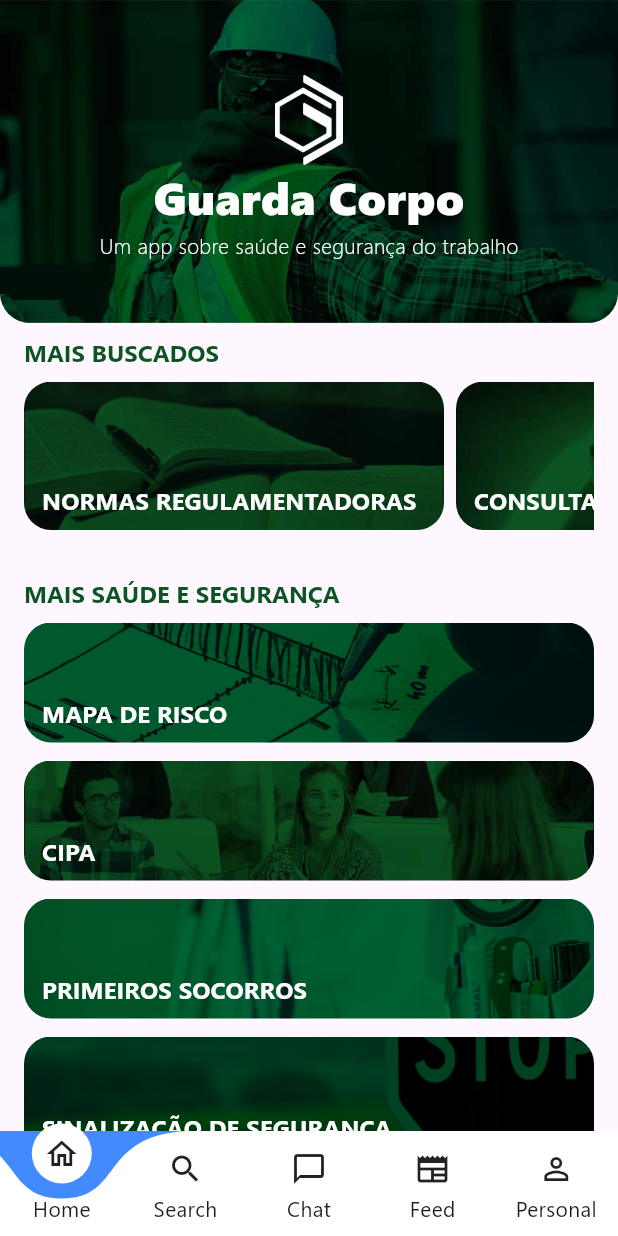
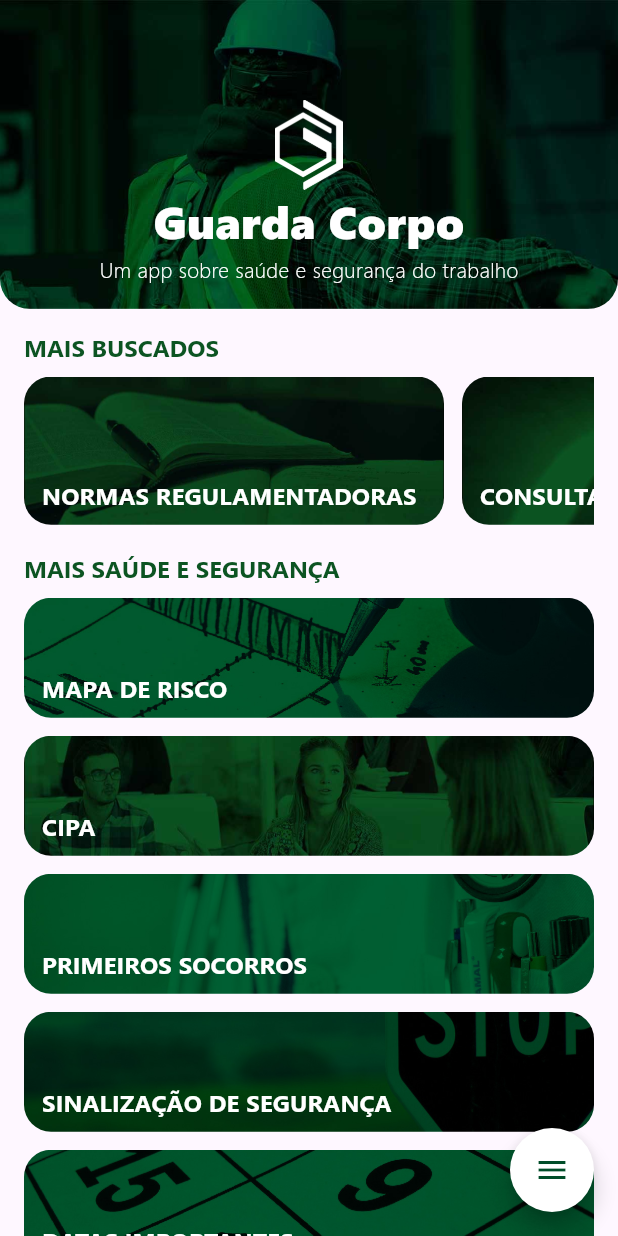
Before and after one commit to albertobezerra/guardacorpo24, a Flutter app: the NavBarPage screen opened directly, on a phone screen of 412 x 824 dp. Run offline on Flutter 3.47's test engine with Material 3 defaults, Android fonts, the phone set to English and light mode, and no system bars; drawn by our look-alikes of curved_labeled_navigation_bar, flutter_speed_dial; our stand-ins replace firebase_auth, firebase_core, google_mobile_ads, introduction_screen, permission_handler, shared_preferences and 1 more; missing offline and left inert: flutter_phone_direct_caller, in_app_update, syncfusion_flutter_pdfviewer, webview_flutter_android, webview_flutter_wkwebview; accounts and stored records are empty.

Commit message:
Ajustes no layout da raiz, ajustes no onboarding, ajustes na navegação do floating button, criação das telas de conta pessoal e premium

```diff
--- a/lib/components/barradenav/nav.dart
+++ b/lib/components/barradenav/nav.dart
@@ -1,7 +1,8 @@
-import 'package:curved_labeled_navigation_bar/curved_navigation_bar_item.dart';
 import 'package:flutter/material.dart';
-import 'package:curved_labeled_navigation_bar/curved_navigation_bar.dart';
+import 'package:flutter_speed_dial/flutter_speed_dial.dart';
 import 'package:guarda_corpo_2024/matriz/00_raizes/raiz_mestra.dart';
+import 'package:guarda_corpo_2024/matriz/03_suaconta/suaconta.dart';
+import 'package:guarda_corpo_2024/matriz/04_premium/premium.dart';
 
 class NavBarPage extends StatefulWidget {
   const NavBarPage({super.key});
@@ -10,54 +11,121 @@
   NavBarPageState createState() => NavBarPageState();
 }
 
-class NavBarPageState extends State<NavBarPage> {
+class NavBarPageState extends State<NavBarPage> with TickerProviderStateMixin {
   int _selectedIndex = 0;
+  late AnimationController _animationController;
 
   final List<Widget> _pages = [
     const Raiz(),
-    const Center(child: Text('Página 2')),
-    const Center(child: Text('Página 3')),
-    const Center(child: Text('Página 4')),
-    const Center(child: Text('Página 5')),
+    const Suaconta(),
+    const Premium(),
   ];
+
+  void _onItemTapped(int index) {
+    setState(() {
+      _selectedIndex = index;
+    });
+  }
+
+  @override
+  void initState() {
+    super.initState();
+    _animationController = AnimationController(
+      duration: const Duration(milliseconds: 1000),
+      vsync: this,
+    )..repeat(reverse: true);
+  }
+
+  @override
+  void dispose() {
+    _animationController.dispose();
+    super.dispose();
+  }
 
   @override
   Widget build(BuildContext context) {
     return Scaffold(
-      bottomNavigationBar: CurvedNavigationBar(
-        backgroundColor: Colors.blueAccent,
-        items: const <CurvedNavigationBarItem>[
-          CurvedNavigationBarItem(
-            child: Icon(Icons.home_outlined),
-            label: 'Home',
-          ),
-          CurvedNavigationBarItem(
-            child: Icon(Icons.search),
-            label: 'Search',
-          ),
-          CurvedNavigationBarItem(
-            child: Icon(Icons.chat_bubble_outline),
-            label: 'Chat',
-          ),
-          CurvedNavigationBarItem(
-            child: Icon(Icons.newspaper),
-            label: 'Feed',
-          ),
-          CurvedNavigationBarItem(
-            child: Icon(Icons.perm_identity),
-            label: 'Personal',
-          ),
-        ],
-        onTap: (index) {
-          setState(() {
-            _selectedIndex = index;
-          });
-        },
-      ),
       body: IndexedStack(
         index: _selectedIndex,
         children: _pages,
       ),
+      floatingActionButton: SpeedDial(
+        icon: null,
+        backgroundColor: Colors.white,
+        foregroundColor: const Color.fromARGB(255, 0, 77, 41),
+        activeIcon: Icons.close,
+        spacing: 12,
+        children: [
+          SpeedDialChild(
+            labelWidget: _buildLabelWidget(Icons.home_rounded, 'Home',
+                const Color.fromARGB(255, 0, 104, 55)),
+            backgroundColor: const Color.fromARGB(255, 0, 104, 55),
+            shape: RoundedRectangleBorder(
+              borderRadius: BorderRadius.circular(18.0),
+            ),
+            onTap: () => _onItemTapped(0),
+          ),
+          SpeedDialChild(
+            labelWidget: _buildLabelWidget(Icons.person, 'Sua Conta',
+                const Color.fromARGB(255, 0, 104, 55)),
+            backgroundColor: const Color.fromARGB(255, 0, 104, 55),
+            shape: RoundedRectangleBorder(
+              borderRadius: BorderRadius.circular(18.0),
+            ),
+            onTap: () => _onItemTapped(1),
+          ),
+          SpeedDialChild(
+            labelWidget: _buildLabelWidget(Icons.star_rounded, 'Premium',
+                const Color.fromARGB(255, 216, 27, 96)), // Cor chamativa
+            backgroundColor:
+                const Color.fromARGB(255, 216, 27, 96), // Cor chamativa
+            shape: RoundedRectangleBorder(
+              borderRadius: BorderRadius.circular(18.0),
+            ),
+            onTap: () => _onItemTapped(2),
+          ),
+        ],
+        child: ScaleTransition(
+          scale: Tween(begin: 1.0, end: 1.2).animate(CurvedAnimation(
+            parent: _animationController,
+            curve: Curves.elasticIn,
+          )),
+          child: const Icon(Icons.menu),
+        ),
+      ),
+    );
+  }
+
+  Widget _buildLabelWidget(IconData icon, String label, Color backgroundColor) {
+    return Container(
+      width: 150,
+      padding: const EdgeInsets.symmetric(horizontal: 12.0, vertical: 6.0),
+      decoration: BoxDecoration(
+        color: backgroundColor,
+        borderRadius: BorderRadius.circular(18.0),
+      ),
+      child: Center(
+        child: Row(
+          mainAxisSize: MainAxisSize.min,
+          children: [
+            Icon(
+              icon,
+              color: Colors.white,
+              size: 26,
+            ),
+            const SizedBox(width: 8.0),
+            Text(
+              label.toUpperCase(),
+              style: const TextStyle(
+                color: Colors.white,
+                fontWeight: FontWeight.bold,
+                fontSize: 16,
+                fontFamily: 'Segoe',
+              ),
+            ),
+          ],
+        ),
+      ),
     );
   }
 }
--- a/lib/components/onboarding/onboarding.dart
+++ b/lib/components/onboarding/onboarding.dart
@@ -1,5 +1,5 @@
 import 'package:flutter/material.dart';
-import 'package:guarda_corpo_2024/splash.dart';
+import 'package:guarda_corpo_2024/components/autenticacao/auth_page.dart';
 import 'package:introduction_screen/introduction_screen.dart';
 import 'package:shared_preferences/shared_preferences.dart';
 
@@ -14,10 +14,11 @@
   Future<void> completeOnboarding() async {
     final prefs = await SharedPreferences.getInstance();
     await prefs.setBool('hasCompletedOnboarding', true);
+    await prefs.setBool('hasShownSplash', true);
     if (mounted) {
       Navigator.pushReplacement(
         context,
-        MaterialPageRoute(builder: (context) => const SplashScreen()),
+        MaterialPageRoute(builder: (context) => const AuthPage()),
       );
     }
   }
--- a/lib/matriz/00_raizes/raiz01topo.dart
+++ b/lib/matriz/00_raizes/raiz01topo.dart
@@ -47,6 +47,7 @@
       ),
       child: Center(
         child: Column(
+          mainAxisAlignment: MainAxisAlignment.center,
           children: [
             SizedBox(height: alturaDoSizedBox),
             Image(
--- a/lib/matriz/00_raizes/raiz02_mbuscados.dart
+++ b/lib/matriz/00_raizes/raiz02_mbuscados.dart
@@ -45,7 +45,7 @@
 
     return Container(
       width: double.infinity,
-      margin: const EdgeInsets.only(top: 9),
+      margin: const EdgeInsets.only(top: 15),
       padding: const EdgeInsets.symmetric(horizontal: 16),
       child: Center(
         child: Column(
@@ -72,7 +72,7 @@
                       scrollDirection: Axis.horizontal,
                       children: [
                         MaterialButton(
-                          padding: const EdgeInsets.only(left: 0, right: 8),
+                          padding: const EdgeInsets.only(left: 0, right: 12),
                           onPressed: () async {
                             Navigator.push(
                                 context,
--- a/lib/matriz/00_raizes/raiz_mestra.dart
+++ b/lib/matriz/00_raizes/raiz_mestra.dart
@@ -23,7 +23,7 @@
                   child: Raiz02Mbuscados(),
                 ),
                 Flexible(
-                  flex: 7,
+                  flex: 9,
                   child: Raiz03Maissaude(),
                 ),
               ],
--- /dev/null
+++ b/lib/matriz/03_suaconta/suaconta.dart
@@ -0,0 +1,12 @@
+import 'package:flutter/material.dart';
+
+class Suaconta extends StatelessWidget {
+  const Suaconta({super.key});
+
+  @override
+  Widget build(BuildContext context) {
+    return const Scaffold(
+      body: Center(child: Text('Sua conta')),
+    );
+  }
+}
--- /dev/null
+++ b/lib/matriz/04_premium/premium.dart
@@ -0,0 +1,12 @@
+import 'package:flutter/material.dart';
+
+class Premium extends StatelessWidget {
+  const Premium({super.key});
+
+  @override
+  Widget build(BuildContext context) {
+    return const Scaffold(
+      body: Center(child: Text('Premium')),
+    );
+  }
+}
--- a/pubspec.yaml
+++ b/pubspec.yaml
@@ -47,7 +47,7 @@
   firebase_auth: ^5.3.4
   introduction_screen: ^3.1.14
   in_app_update: ^4.2.3
-  curved_labeled_navigation_bar: ^2.0.5
+  flutter_speed_dial: ^7.0.0
 
 dev_dependencies:
   flutter_test:
```
Also changed, not shown: pubspec.lock.
